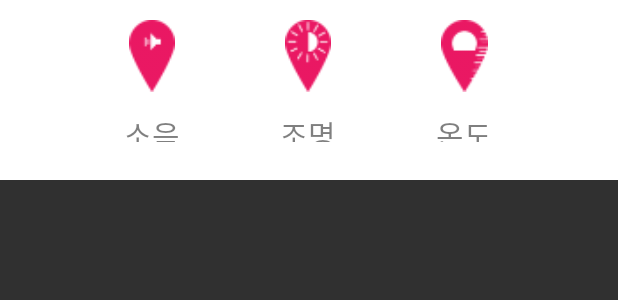
After one commit to GrooshBene/Astac_TF_Frontend, an Android app: the layout place_listview_header.xml on its own in the app's theme, with its tools: preview values and no code run, on a phone screen of 412 x 824 dp. The commit adds this screen. Shown: the top 300 px of the screen. Run offline under Robolectric (Android 15) with nearby library versions, the phone set to English and light mode, and no system bars.

Commit message:
PlaceInfo Listview Header Custom layout Done

```diff
--- a/TodaysFeeling/app/src/main/java/grooshbene/edcan/kr/todaysfeeling/PlaceInfoActivity.java
+++ b/TodaysFeeling/app/src/main/java/grooshbene/edcan/kr/todaysfeeling/PlaceInfoActivity.java
@@ -10,6 +10,7 @@ import android.support.v7.app.AppCompatActivity;
 import android.support.v7.widget.Toolbar;
 import android.view.View;
 import android.widget.ImageView;
+import android.widget.ListView;
 import android.widget.TextView;
 
 /**
@@ -21,12 +22,16 @@ public class PlaceInfoActivity extends AppCompatActivity implements View.OnClick
     FragmentManager.OnBackStackChangedListener mBackStackListener;
     ImageView mImageView;
     Toolbar mToolbar;
+    ListView mListView;
+    View mListHeader;
     @Override
     protected void onCreate(Bundle savedInstanceState) {
         super.onCreate(savedInstanceState);
         setContentView(R.layout.activity_placeinfo);
+        mListHeader = getLayoutInflater().inflate(R.layout.place_listview_header, null, false);
         mCollapsingToolbar = (CollapsingToolbarLayout)findViewById(R.id.collapsing_toolbar);
         mToolbar = (Toolbar)findViewById(R.id.mToolbar);
+        mListView = (ListView)findViewById(R.id.mListView);
         mImageView = (ImageView)findViewById(R.id.image);
         mImageView.setImageResource(R.drawable.eydia_image);
         setSupportActionBar(mToolbar);
@@ -35,6 +40,7 @@ public class PlaceInfoActivity extends AppCompatActivity implements View.OnClick
         getSupportActionBar().setDisplayShowHomeEnabled(true);
         mCollapsingToolbar.setTitle("스타벅스 신논현점");
         mCollapsingToolbar.setExpandedTitleColor(getResources().getColor(android.R.color.white));
+        mListView.addHeaderView(mListHeader);
 
         mToolbar.setNavigationOnClickListener(this);
 
--- a/TodaysFeeling/app/src/main/res/layout/activity_placeinfo.xml
+++ b/TodaysFeeling/app/src/main/res/layout/activity_placeinfo.xml
@@ -34,7 +34,7 @@
                 <!--app:layout_collapseMode="parallax"/>-->
             <LinearLayout
                 android:layout_width="match_parent"
-                android:layout_height="300dp">
+                android:layout_height="250dp">
                 <ImageView
                     android:id="@+id/image"
                     android:layout_width="match_parent"
@@ -65,15 +65,10 @@
         app:layout_behavior="@string/appbar_scrolling_view_behavior"
         android:background="#fff">
 
-                <TextView
-                    android:id="@+id/description"
-                    android:layout_width="match_parent"
-                    android:layout_height="wrap_content"
-                    android:layout_margin="30dp"
-                    android:textColor="#242424"
-                    android:text="@string/lorem_ipsum"
-                    android:textAppearance="@style/TextAppearance.AppCompat.Body1"/>
-
+               <ListView
+                   android:layout_width="match_parent"
+                   android:layout_height="match_parent"
+                   android:id="@+id/mListView"></ListView>
 
 
     </android.support.v4.widget.NestedScrollView>
--- /dev/null
+++ b/TodaysFeeling/app/src/main/res/layout/place_listview_header.xml
@@ -0,0 +1,154 @@
+<?xml version="1.0" encoding="utf-8"?>
+<LinearLayout xmlns:android="http://schemas.android.com/apk/res/android"
+    android:layout_width="match_parent"
+    android:layout_height="120dp"
+    android:background="#fff"
+    android:orientation="vertical">
+
+    <LinearLayout
+        android:layout_width="match_parent"
+        android:layout_height="match_parent"
+        android:orientation="horizontal"
+        android:weightSum="10">
+
+        <Space
+            android:layout_width="1dp"
+            android:layout_height="match_parent"
+            android:layout_weight="1.25" />
+
+        <LinearLayout
+            android:layout_width="@dimen/keyline_1_minus_8dp"
+            android:layout_height="match_parent"
+            android:layout_weight="2.5"
+            android:orientation="vertical"
+            android:weightSum="10">
+            <Space
+                android:layout_width="match_parent"
+                android:layout_height="@dimen/keyline_1_minus_8dp"
+                android:layout_weight="0.7" />
+
+            <ImageView
+                android:layout_width="match_parent"
+                android:layout_height="@dimen/keyline_1_minus_8dp"
+                android:layout_weight="5"
+                android:src="@drawable/noise" />
+
+            <Space
+                android:layout_width="match_parent"
+                android:layout_height="@dimen/keyline_1_minus_8dp"
+                android:layout_weight="0.7" />
+
+            <TextView
+                android:layout_width="match_parent"
+                android:layout_height="@dimen/keyline_1_minus_8dp"
+                android:layout_weight="1.5"
+                android:gravity="center"
+                android:text="소음"
+                android:textColor="#80000000"
+                android:textSize="20dp" />
+
+            <TextView
+                android:id="@+id/mSilenceText"
+                android:layout_width="match_parent"
+                android:layout_height="@dimen/keyline_1_minus_8dp"
+                android:layout_weight="1.5"
+                android:gravity="center"
+                android:textColor="#80000000"
+                android:textSize="20dp" />
+        </LinearLayout>
+
+        <LinearLayout
+            android:layout_width="@dimen/keyline_1_minus_8dp"
+            android:layout_height="match_parent"
+            android:layout_weight="2.5"
+            android:orientation="vertical"
+            android:weightSum="10">
+            <Space
+                android:layout_width="match_parent"
+                android:layout_height="@dimen/keyline_1_minus_8dp"
+                android:layout_weight="0.7" />
+
+            <ImageView
+                android:layout_width="match_parent"
+                android:layout_height="@dimen/keyline_1_minus_8dp"
+                android:layout_weight="5"
+                android:src="@drawable/light" />
+
+            <Space
+                android:layout_width="match_parent"
+                android:layout_height="@dimen/keyline_1_minus_8dp"
+                android:layout_weight="0.7" />
+
+            <TextView
+                android:layout_width="match_parent"
+                android:layout_height="@dimen/keyline_1_minus_8dp"
+                android:layout_weight="1.5"
+                android:gravity="center"
+                android:text="조명"
+                android:textColor="#80000000"
+                android:textSize="20dp" />
+
+            <TextView
+                android:id="@+id/mBrightText"
+                android:layout_width="match_parent"
+                android:layout_height="@dimen/keyline_1_minus_8dp"
+                android:layout_weight="1.5"
+                android:gravity="center"
+                android:textColor="#80000000"
+                android:textSize="20dp" />
+        </LinearLayout>
+
+        <LinearLayout
+            android:layout_width="@dimen/keyline_1_minus_8dp"
+            android:layout_height="match_parent"
+            android:layout_weight="2.5"
+            android:orientation="vertical"
+            android:weightSum="10">
+            <Space
+                android:layout_width="match_parent"
+                android:layout_height="@dimen/keyline_1_minus_8dp"
+                android:layout_weight="0.7" />
+
+            <ImageView
+                android:layout_width="match_parent"
+                android:layout_height="@dimen/keyline_1_minus_8dp"
+                android:layout_weight="5"
+                android:src="@drawable/temperature" />
+
+            <Space
+                android:layout_width="match_parent"
+                android:layout_height="@dimen/keyline_1_minus_8dp"
+                android:layout_weight="0.7" />
+
+            <TextView
+                android:layout_width="match_parent"
+                android:layout_height="@dimen/keyline_1_minus_8dp"
+                android:layout_weight="1.5"
+                android:gravity="center"
+                android:text="온도"
+                android:textColor="#80000000"
+                android:textSize="20dp" />
+
+            <TextView
+                android:id="@+id/mTempText"
+                android:layout_width="match_parent"
+                android:layout_height="@dimen/keyline_1_minus_8dp"
+                android:layout_weight="1.5"
+                android:gravity="center"
+                android:textColor="#80000000"
+                android:textSize="20dp" />
+        </LinearLayout>
+
+        <Space
+            android:layout_width="1dp"
+            android:layout_height="match_parent"
+            android:layout_weight="1.25" />
+    </LinearLayout>
+
+    <LinearLayout
+        android:layout_width="match_parent"
+        android:layout_height="10px"
+        android:layout_gravity="bottom"
+        android:background="#000000"></LinearLayout>
+
+</LinearLayout>
```
